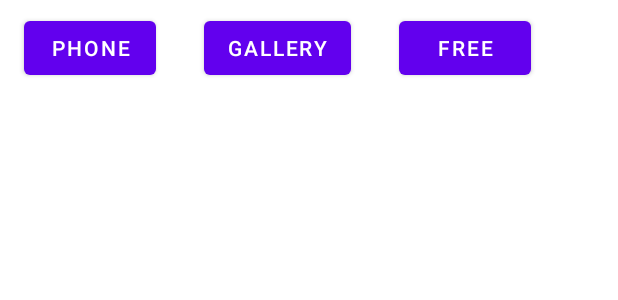
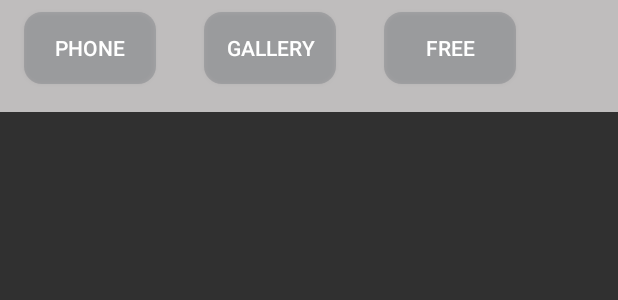
Before and after one commit to PLJE/KAISTcamp-project1, an Android app: the layout activity_main.xml on its own in the app's theme, with its tools: preview values and no code run, on a phone screen of 412 x 824 dp. Shown: the top 300 px of the screen. Run offline under Robolectric (Android 15) with nearby library versions, the phone set to English and light mode, and no system bars.

Commit message:
1차 완성

```diff
--- a/app/src/main/AndroidManifest.xml
+++ b/app/src/main/AndroidManifest.xml
@@ -11,7 +11,7 @@
         android:label="@string/app_name"
         android:roundIcon="@mipmap/ic_launcher_round"
         android:supportsRtl="true"
-        android:theme="@style/Theme.P1">
+        android:theme="@style/Theme.AppCompat.NoActionBar">
         <activity android:name=".MainActivity">
             <intent-filter>
                 <action android:name="android.intent.action.MAIN" />
--- a/app/src/main/java/com/example/p1/MainActivity.java
+++ b/app/src/main/java/com/example/p1/MainActivity.java
@@ -79,7 +79,7 @@
                 int id = cur.getInt(cur.getColumnIndex(ContactsContract.Contacts._ID));
                 line = String.format("%4d",id);
                 String name = cur.getString(cur.getColumnIndex(ContactsContract.Contacts.DISPLAY_NAME));
-                line += "/" + name;
+                line += " " + name;
 
                 if(("1").equals(cur.getString(cur.getColumnIndex(ContactsContract.Contacts.HAS_PHONE_NUMBER)))) {
                     Cursor pCur = cr.query(ContactsContract.CommonDataKinds.Phone.CONTENT_URI, null, ContactsContract.CommonDataKinds.Phone.CONTACT_ID + "=?", new String[]{String.valueOf(id)}, null);
@@ -90,7 +90,7 @@
 
                     while (pCur.moveToNext()) {
                         phoneNum[i] = pCur.getString(pCur.getColumnIndex(ContactsContract.CommonDataKinds.Phone.NUMBER));
-                        line += " / " + phoneNum[i];
+                        line += " " + phoneNum[i];
                         phoneType[i] = pCur.getString(pCur.getColumnIndex(ContactsContract.CommonDataKinds.Phone.TYPE));
                         i++;
                     }
--- a/app/src/main/java/com/example/p1/PhoneAdapter.java
+++ b/app/src/main/java/com/example/p1/PhoneAdapter.java
@@ -15,13 +15,9 @@
     //private ArrayList<Numbers> userList;
     private ArrayList<String> numbook;
 
-//    public PhoneAdapter(ArrayList<Numbers> userList){
-//        this.userList = userList;
-//    }
     public PhoneAdapter(ArrayList<String> numbook){
         this.numbook = numbook;
     }
-
 
     public class MyViewHolder extends RecyclerView.ViewHolder{
         private TextView phonenum;
--- a/app/src/main/java/com/example/p1/free.java
+++ b/app/src/main/java/com/example/p1/free.java
@@ -15,7 +15,6 @@
     @Override
     public void onCreate(Bundle savedInstanceState) {
         super.onCreate(savedInstanceState);
-
     }
 
     @Override
--- /dev/null
+++ b/app/src/main/res/drawable/button_round.xml
@@ -0,0 +1,11 @@
+<?xml version="1.0" encoding="utf-8"?>
+<shape xmlns:android="http://schemas.android.com/apk/res/android"
+    android:padding="10dp"
+    android:shape="rectangle" >
+    <solid android:color="#436C6868" />
+    <corners
+        android:bottomLeftRadius="12dp"
+        android:bottomRightRadius="12dp"
+        android:topLeftRadius="12dp"
+        android:topRightRadius="12dp" />
+</shape>
--- a/app/src/main/res/layout/activity_main.xml
+++ b/app/src/main/res/layout/activity_main.xml
@@ -11,6 +11,7 @@
         android:layout_width="match_parent"
         android:layout_height="0dp"
         android:layout_weight="1"
+        android:background="#BFBDBD"
         android:orientation="horizontal">
 
         <Button
@@ -20,6 +21,8 @@
             android:layout_marginStart="16dp"
             android:layout_marginTop="8dp"
             android:layout_marginEnd="16dp"
+            android:backgroundTint="#D73C464E"
+            android:background="@drawable/button_round"
             android:text="phone"
             app:layout_constraintEnd_toStartOf="@+id/bt_gallery"
             app:layout_constraintStart_toStartOf="parent"
@@ -32,6 +35,8 @@
             android:layout_marginStart="16dp"
             android:layout_marginTop="8dp"
             android:layout_marginEnd="16dp"
+            android:background="@drawable/button_round"
+            android:backgroundTint="#D73C464E"
             android:text="gallery"
             app:layout_constraintEnd_toStartOf="@+id/bt_free"
             app:layout_constraintStart_toEndOf="@+id/bt_phone"
@@ -44,6 +49,8 @@
             android:layout_marginStart="16dp"
             android:layout_marginTop="8dp"
             android:layout_marginEnd="16dp"
+            android:background="@drawable/button_round"
+            android:backgroundTint="#D73C464E"
             android:text="free"
             app:layout_constraintEnd_toEndOf="parent"
             app:layout_constraintStart_toEndOf="@+id/bt_gallery"
--- a/app/src/main/res/layout/fragment_free.xml
+++ b/app/src/main/res/layout/fragment_free.xml
@@ -3,13 +3,12 @@
     xmlns:tools="http://schemas.android.com/tools"
     android:layout_width="match_parent"
     android:layout_height="match_parent"
-    android:background="#B5CA5E95"
+    android:background="#80C16F99"
     tools:context=".free">
 
     <!-- TODO: Update blank fragment layout -->
     <TextView
         android:layout_width="match_parent"
-        android:layout_height="match_parent"
-        android:text="@string/hello_blank_fragment" />
+        android:layout_height="match_parent" />
 
 </FrameLayout>
--- a/app/src/main/res/layout/fragment_phone.xml
+++ b/app/src/main/res/layout/fragment_phone.xml
@@ -3,12 +3,12 @@
     xmlns:tools="http://schemas.android.com/tools"
     android:layout_width="match_parent"
     android:layout_height="match_parent"
-    android:background="#B552A155"
+    android:background="#57A6C5A7"
     tools:context=".phone">
 
     <androidx.recyclerview.widget.RecyclerView
         android:id="@+id/phone_recycler"
         android:layout_width="match_parent"
         android:layout_height="match_parent"
-        android:background="#8F74BC77" />
+        android:background="#4697BF99" />
 </FrameLayout>
--- a/app/src/main/res/values-night/themes.xml
+++ b/app/src/main/res/values-night/themes.xml
@@ -2,8 +2,8 @@
     <!-- Base application theme. -->
     <style name="Theme.P1" parent="Theme.MaterialComponents.DayNight.DarkActionBar">
         <!-- Primary brand color. -->
-        <item name="colorPrimary">@color/purple_200</item>
-        <item name="colorPrimaryVariant">@color/purple_700</item>
+        <item name="colorPrimary">@color/material_on_primary_disabled</item>
+        <item name="colorPrimaryVariant">@color/material_on_primary_disabled</item>
         <item name="colorOnPrimary">@color/black</item>
         <!-- Secondary brand color. -->
         <item name="colorSecondary">@color/teal_200</item>
--- a/app/src/main/res/values/themes.xml
+++ b/app/src/main/res/values/themes.xml
@@ -2,8 +2,8 @@
     <!-- Base application theme. -->
     <style name="Theme.P1" parent="Theme.MaterialComponents.DayNight.DarkActionBar">
         <!-- Primary brand color. -->
-        <item name="colorPrimary">@color/purple_500</item>
-        <item name="colorPrimaryVariant">@color/purple_700</item>
+        <item name="colorPrimary">@color/material_on_primary_disabled</item>
+        <item name="colorPrimaryVariant">@color/material_on_primary_disabled</item>
         <item name="colorOnPrimary">@color/white</item>
         <!-- Secondary brand color. -->
         <item name="colorSecondary">@color/teal_200</item>
```
Also changed, not shown: app/src/main/java/com/example/p1/phone.java (+0 -7 lines), app/src/main/res/layout/phone_recycler.xml (+6 -5 lines). Lines whose indentation alone changed are shown as unchanged.
